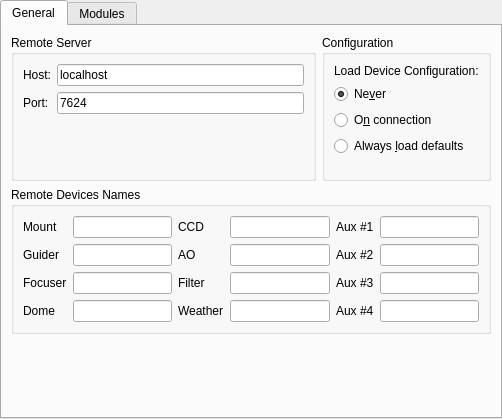
First picture: the form in kstars/ekos/opsekos.ui, repository KDE/kstars, before the edit.
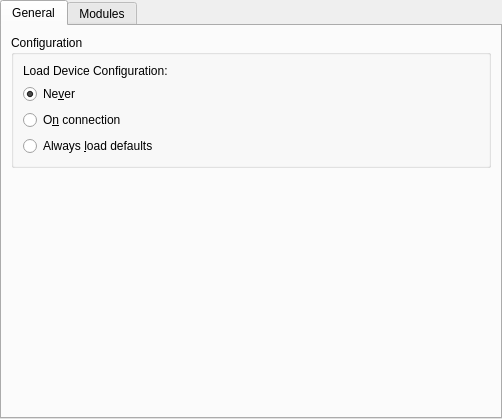
Second picture: the form after the edit.

Commit message: Adding driver profiles feature to Ekos in order to support multiple local and remote observatory profiles

Patch:
```diff
--- a/kstars/ekos/opsekos.ui
+++ b/kstars/ekos/opsekos.ui
@@ -23,60 +23,6 @@
    <layout class="QVBoxLayout" name="verticalLayout">
     <item>
      <layout class="QHBoxLayout" name="horizontalLayout">
-      <item>
-       <widget class="QGroupBox" name="groupBox_2">
-        <property name="title">
-         <string>Remote Server</string>
-        </property>
-        <layout class="QVBoxLayout" name="verticalLayout_4">
-         <item>
-          <layout class="QGridLayout" name="gridLayout">
-           <item row="0" column="0">
-            <widget class="QLabel" name="label_12">
-             <property name="text">
-              <string>Host:</string>
-             </property>
-            </widget>
-           </item>
-           <item row="0" column="1">
-            <widget class="QLineEdit" name="kcfg_remoteHost">
-             <property name="text">
-              <string notr="true">localhost</string>
-             </property>
-            </widget>
-           </item>
-           <item row="1" column="0">
-            <widget class="QLabel" name="label_13">
-             <property name="text">
-              <string>Port:</string>
-             </property>
-            </widget>
-           </item>
-           <item row="1" column="1">
-            <widget class="QLineEdit" name="kcfg_remotePort">
-             <property name="text">
-              <string>7624</string>
-             </property>
-            </widget>
-           </item>
-          </layout>
-         </item>
-         <item>
-          <spacer name="verticalSpacer">
-           <property name="orientation">
-            <enum>Qt::Vertical</enum>
-           </property>
-           <property name="sizeHint" stdset="0">
-            <size>
-             <width>20</width>
-             <height>40</height>
-            </size>
-           </property>
-          </spacer>
-         </item>
-        </layout>
-       </widget>
-      </item>
       <item>
        <widget class="QGroupBox" name="groupBox_3">
         <property name="title">
@@ -114,168 +60,11 @@
            </property>
           </widget>
          </item>
-         <item>
-          <spacer name="verticalSpacer_3">
-           <property name="orientation">
-            <enum>Qt::Vertical</enum>
-           </property>
-           <property name="sizeHint" stdset="0">
-            <size>
-             <width>20</width>
-             <height>13</height>
-            </size>
-           </property>
-          </spacer>
-         </item>
         </layout>
        </widget>
       </item>
      </layout>
     </item>
-    <item>
-     <widget class="QGroupBox" name="groupBox_4">
-      <property name="toolTip">
-       <string>&lt;html&gt;&lt;head/&gt;&lt;body&gt;&lt;p&gt;&lt;span style=&quot; font-weight:600;&quot;&gt;Optionally&lt;/span&gt; set remote device names if they do not exist in Ekos.&lt;/p&gt;&lt;/body&gt;&lt;/html&gt;</string>
-      </property>
-      <property name="title">
-       <string>Remote Devices Names</string>
-      </property>
-      <layout class="QGridLayout" name="gridLayout_2">
-       <item row="0" column="0">
-        <widget class="QLabel" name="label_6">
-         <property name="text">
-          <string>Mount</string>
-         </property>
-        </widget>
-       </item>
-       <item row="0" column="1">
-        <widget class="QLineEdit" name="kcfg_remoteScopeName"/>
-       </item>
-       <item row="0" column="2">
-        <widget class="QLabel" name="label_7">
-         <property name="text">
-          <string>CCD</string>
-         </property>
-        </widget>
-       </item>
-       <item row="0" column="3">
-        <widget class="QLineEdit" name="kcfg_remoteCCDName">
-         <property name="text">
-          <string/>
-         </property>
-        </widget>
-       </item>
-       <item row="0" column="4">
-        <widget class="QLabel" name="label_11">
-         <property name="text">
-          <string>Aux #1</string>
-         </property>
-        </widget>
-       </item>
-       <item row="0" column="5">
-        <widget class="QLineEdit" name="kcfg_remoteAux1Name"/>
-       </item>
-       <item row="1" column="0">
-        <widget class="QLabel" name="label_8">
-         <property name="text">
-          <string>Guider</string>
-         </property>
-        </widget>
-       </item>
-       <item row="1" column="1">
-        <widget class="QLineEdit" name="kcfg_remoteGuiderName"/>
-       </item>
-       <item row="1" column="2">
-        <widget class="QLabel" name="label_19">
-         <property name="text">
-          <string>AO</string>
-         </property>
-        </widget>
-       </item>
-       <item row="1" column="3">
-        <widget class="QLineEdit" name="kcfg_remoteAOName">
-         <property name="text">
-          <string/>
-         </property>
-        </widget>
-       </item>
-       <item row="1" column="4">
-        <widget class="QLabel" name="label_21">
-         <property name="text">
-          <string>Aux #2</string>
-         </property>
-        </widget>
-       </item>
-       <item row="1" column="5">
-        <widget class="QLineEdit" name="kcfg_remoteAux2Name"/>
-       </item>
-       <item row="2" column="0">
-        <widget class="QLabel" name="label_9">
-         <property name="text">
-          <string>Focuser</string>
-         </property>
-        </widget>
-       </item>
-       <item row="2" column="1">
-        <widget class="QLineEdit" name="kcfg_remoteFocuserName">
-         <property name="text">
-          <string/>
-         </property>
-        </widget>
-       </item>
-       <item row="2" column="2">
-        <widget class="QLabel" name="label_10">
-         <property name="text">
-          <string>Filter</string>
-         </property>
-        </widget>
-       </item>
-       <item row="2" column="3">
-        <widget class="QLineEdit" name="kcfg_remoteFilterName"/>
-       </item>
-       <item row="2" column="4">
-        <widget class="QLabel" name="label_22">
-         <property name="text">
-          <string>Aux #3</string>
-         </property>
-        </widget>
-       </item>
-       <item row="2" column="5">
-        <widget class="QLineEdit" name="kcfg_remoteAux3Name"/>
-       </item>
-       <item row="3" column="0">
-        <widget class="QLabel" name="label_20">
-         <property name="text">
-          <string>Dome</string>
-         </property>
-        </widget>
-       </item>
-       <item row="3" column="1">
-        <widget class="QLineEdit" name="kcfg_remoteDomeName"/>
-       </item>
-       <item row="3" column="2">
-        <widget class="QLabel" name="label_24">
-         <property name="text">
-          <string>Weather</string>
-         </property>
-        </widget>
-       </item>
-       <item row="3" column="3">
-        <widget class="QLineEdit" name="kcfg_remoteWeatherName"/>
-       </item>
-       <item row="3" column="4">
-        <widget class="QLabel" name="label_23">
-         <property name="text">
-          <string>Aux #4</string>
-         </property>
-        </widget>
-       </item>
-       <item row="3" column="5">
-        <widget class="QLineEdit" name="kcfg_remoteAux4Name"/>
-       </item>
-      </layout>
-     </widget>
-    </item>
     <item>
      <spacer name="verticalSpacer_2">
       <property name="orientation">
```
The commit also changes 15 other files.
